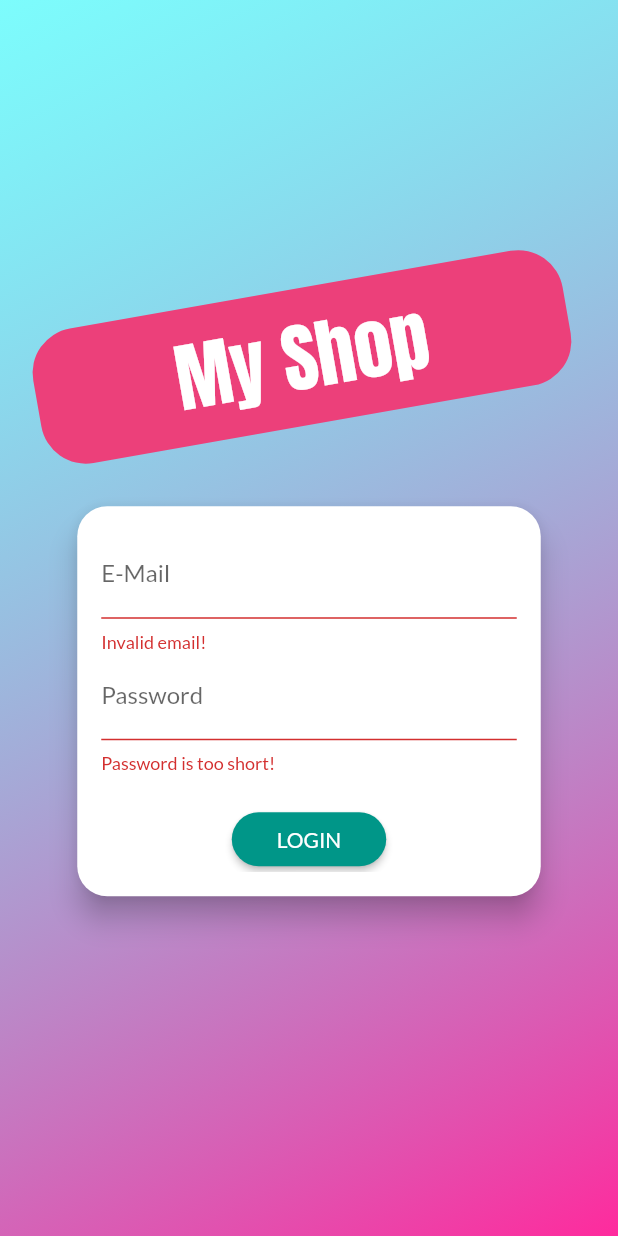
After one commit to WojuadeAA/FlutterProjects, a Flutter app: the screen it shows after launch, after a tap on "LOGIN", on a phone screen of 412 x 824 dp. The commit adds this screen. Run offline on Flutter 3.47's test engine with Material 2 defaults, Android fonts, the phone set to English and light mode, and no system bars; our stand-ins replace google_fonts; network calls fail.

Commit message:
tuesday signin

```diff
--- /dev/null
+++ b/shop/lib/Screens/auth_screen.dart.dart
@@ -0,0 +1,231 @@
+import 'dart:math';
+
+import 'package:flutter/material.dart';
+import 'package:google_fonts/google_fonts.dart';
+import 'package:provider/provider.dart';
+import 'package:shop/providers/auth.dart';
+
+enum AuthMode { Signup, Login }
+
+class AuthScreen extends StatelessWidget {
+  static const routeName = '/auth';
+
+  @override
+  Widget build(BuildContext context) {
+    final deviceSize = MediaQuery.of(context).size;
+    // final transformConfig = Matrix4.rotationZ(-8 * pi / 180);
+    // transformConfig.translate(-10.0);
+    return Scaffold(
+      // resizeToAvoidBottomInset: false,
+      body: Stack(
+        children: <Widget>[
+          Container(
+            decoration: BoxDecoration(
+              gradient: LinearGradient(
+                colors: [
+                  Color.fromRGBO(0, 255, 255, 1).withOpacity(0.5),
+                  Color.fromRGBO(255, 20, 147, 1).withOpacity(0.9),
+                ],
+                begin: Alignment.topLeft,
+                end: Alignment.bottomRight,
+                stops: [0, 1],
+              ),
+            ),
+          ),
+          SingleChildScrollView(
+            child: Container(
+              height: deviceSize.height,
+              width: deviceSize.width,
+              child: Column(
+                mainAxisAlignment: MainAxisAlignment.center,
+                crossAxisAlignment: CrossAxisAlignment.center,
+                children: <Widget>[
+                  Flexible(
+                    child: Container(
+                      margin: EdgeInsets.only(bottom: 20.0),
+                      padding:
+                          EdgeInsets.symmetric(vertical: 8.0, horizontal: 94.0),
+                      transform: Matrix4.rotationZ(-10 * pi / 180)
+                        ..translate(-10.0),
+                      // ..translate(-10.0),
+                      decoration: BoxDecoration(
+                        borderRadius: BorderRadius.circular(30),
+                        color: Colors.pink.shade400,
+                      ),
+                      child: Text(
+                        'My Shop',
+                        style: GoogleFonts.anton(
+                          color:
+                              Theme.of(context).accentTextTheme.headline6.color,
+                          fontSize: 50,
+                          fontWeight: FontWeight.normal,
+                        ),
+                      ),
+                    ),
+                  ),
+                  Flexible(
+                    flex: deviceSize.width > 600 ? 2 : 1,
+                    child: AuthCard(),
+                  ),
+                ],
+              ),
+            ),
+          ),
+        ],
+      ),
+    );
+  }
+}
+
+class AuthCard extends StatefulWidget {
+  const AuthCard({
+    Key key,
+  }) : super(key: key);
+
+  @override
+  _AuthCardState createState() => _AuthCardState();
+}
+
+class _AuthCardState extends State<AuthCard> {
+  final GlobalKey<FormState> _formKey = GlobalKey();
+  AuthMode _authMode = AuthMode.Login;
+  Map<String, String> _authData = {
+    'email': '',
+    'password': '',
+  };
+  var _isLoading = false;
+  final _passwordController = TextEditingController();
+
+  Future<void> _submit() async {
+    if (!_formKey.currentState.validate()) {
+      // Invalid!
+      return;
+    }
+    _formKey.currentState.save();
+    setState(() {
+      _isLoading = true;
+    });
+    if (_authMode == AuthMode.Login) {
+      await Provider.of<Auth>(context, listen: false).logIn(
+        _authData['email'],
+        _authData['password'],
+      );
+
+      // Log user in
+    } else {
+      // Sign user up
+      await Provider.of<Auth>(context, listen: false).signUp(
+        _authData['email'],
+        _authData['password'],
+      );
+    }
+    setState(() {
+      _isLoading = false;
+    });
+  }
+
+  void _switchAuthMode() {
+    if (_authMode == AuthMode.Login) {
+      setState(() {
+        _authMode = AuthMode.Signup;
+      });
+    } else {
+      setState(() {
+        _authMode = AuthMode.Login;
+      });
+    }
+  }
+
+  @override
+  Widget build(BuildContext context) {
+    final deviceSize = MediaQuery.of(context).size;
+    return Card(
+      shape: RoundedRectangleBorder(
+        borderRadius: BorderRadius.circular(20.0),
+      ),
+      elevation: 8.0,
+      child: Container(
+        height: _authMode == AuthMode.Signup ? 320 : 260,
+        constraints:
+            BoxConstraints(minHeight: _authMode == AuthMode.Signup ? 320 : 260),
+        width: deviceSize.width * 0.75,
+        padding: EdgeInsets.all(16.0),
+        child: Form(
+          key: _formKey,
+          child: SingleChildScrollView(
+            child: Column(
+              children: <Widget>[
+                TextFormField(
+                  decoration: InputDecoration(labelText: 'E-Mail'),
+                  keyboardType: TextInputType.emailAddress,
+                  validator: (value) {
+                    if (value.isEmpty || !value.contains('@')) {
+                      return 'Invalid email!';
+                      // ignore: missing_return
+                    }
+                  },
+                  onSaved: (value) {
+                    _authData['email'] = value;
+                  },
+                ),
+                TextFormField(
+                  decoration: InputDecoration(labelText: 'Password'),
+                  obscureText: true,
+                  controller: _passwordController,
+                  validator: (value) {
+                    if (value.isEmpty || value.length < 5) {
+                      return 'Password is too short!';
+                    }
+                    //   return 'value';
+                  },
+                  onSaved: (value) {
+                    _authData['password'] = value;
+                  },
+                ),
+                if (_authMode == AuthMode.Signup)
+                  TextFormField(
+                    enabled: _authMode == AuthMode.Signup,
+                    decoration: InputDecoration(labelText: 'Confirm Password'),
+                    obscureText: true,
+                    validator: _authMode == AuthMode.Signup
+                        ? (value) {
+                            if (value != _passwordController.text) {
+                              return 'Passwords do not match!';
+                            }
+                          }
+                        : null,
+                  ),
+                SizedBox(
+                  height: 20,
+                ),
+                if (_isLoading)
+                  CircularProgressIndicator()
+                else
+                  RaisedButton(
+                    child:
+                        Text(_authMode == AuthMode.Login ? 'LOGIN' : 'SIGN UP'),
+                    onPressed: _submit,
+                    shape: RoundedRectangleBorder(
+                      borderRadius: BorderRadius.circular(30),
+                    ),
+                    padding:
+                        EdgeInsets.symmetric(horizontal: 30.0, vertical: 8.0),
+                    color: Theme.of(context).primaryColor,
+                    textColor: Theme.of(context).primaryTextTheme.button.color,
+                  ),
+                FlatButton(
+                  child: Text(
+                      '${_authMode == AuthMode.Login ? 'SIGNUP' : 'LOGIN'} INSTEAD'),
+                  onPressed: _switchAuthMode,
+                  padding: EdgeInsets.symmetric(horizontal: 30.0, vertical: 4),
+                  materialTapTargetSize: MaterialTapTargetSize.shrinkWrap,
+                  textColor: Theme.of(context).primaryColor,
+                ),
+              ],
+            ),
+          ),
+        ),
+      ),
+    );
+  }
+}
--- a/shop/lib/Screens/products_overview_screen.dart
+++ b/shop/lib/Screens/products_overview_screen.dart
@@ -106,8 +106,7 @@ class _ProductsOverviewScreenState extends State<ProductsOverviewScreen> {
           ? Center(child: CircularProgressIndicator())
           : RefreshIndicator(
               onRefresh: () {
-                Navigator.of(context).pushNamed('/');
-                return;
+                return Navigator.of(context).pushNamed('/');
               },
               child: ProductsGrid(_showOnlyFavorites)),
     );
--- a/shop/lib/main.dart
+++ b/shop/lib/main.dart
@@ -4,12 +4,13 @@ import 'package:provider/provider.dart';
 import 'package:shop/Screens/cart_screen.dart';
 import 'package:shop/Screens/editing_products_screen.dart';
 import 'package:shop/Screens/user_product_screen.dart';
+import 'package:shop/providers/auth.dart';
 import 'package:shop/providers/orders.dart';
 
 import './Screens/product_detail_screen.dart';
-import './Screens/products_overview_screen.dart';
 import './providers/cart.dart';
 import './providers/products_provider.dart';
+import 'Screens/auth_screen.dart.dart';
 import 'Screens/order_screen.dart';
 
 void main() {
@@ -23,6 +24,9 @@ class MyApp extends StatelessWidget {
   Widget build(BuildContext context) {
     return MultiProvider(
       providers: [
+        ChangeNotifierProvider.value(
+          value: Auth(),
+        ),
         ChangeNotifierProvider.value(
           value: Products(),
         ),
@@ -40,7 +44,7 @@ class MyApp extends StatelessWidget {
           accentColor: Colors.pinkAccent,
           visualDensity: VisualDensity.adaptivePlatformDensity,
           fontFamily: 'Lato',
-          textTheme: GoogleFonts.aBeeZeeTextTheme(
+          textTheme: GoogleFonts.latoTextTheme(
             Theme.of(context).textTheme,
           ),
         ),
@@ -51,7 +55,7 @@ class MyApp extends StatelessWidget {
           UserProductsScreen.routeName: (ctx) => UserProductsScreen(),
           EditProductScreen.routeName: (ctx) => EditProductScreen(),
         },
-        home: ProductsOverviewScreen(),
+        home: AuthScreen(),
       ),
     );
   }
--- /dev/null
+++ b/shop/lib/providers/auth.dart
@@ -0,0 +1,42 @@
+import 'dart:convert';
+
+import 'package:flutter/foundation.dart';
+import 'package:http/http.dart' as http;
+
+class Auth with ChangeNotifier {
+  //properties
+  String _token;
+  DateTime _expiryDate;
+  String _userId;
+
+  Future<void> signUp(String email, String password) async {
+    const url =
+        'https://identitytoolkit.googleapis.com/v1/accounts:signUp?key=AIzaSyAw6c0AJ9Zl-VFGjCP8nONPBVmNY9SMsqU';
+
+    final response = await http.post(
+      url,
+      body: json.encode(
+        {
+          'email': email,
+          'password': password,
+          'returnSecureToken': true,
+        },
+      ),
+    );
+    print(json.decode(response.body));
+  }
+
+  Future<void> logIn(String email, String password) async {
+    const url =
+        'https://identitytoolkit.googleapis.com/v1/accounts:signInWithPassword?key=AIzaSyAw6c0AJ9Zl-VFGjCP8nONPBVmNY9SMsqU';
+
+    final response = await http.post(url,
+        body: json.encode({
+          'email': email,
+          'password': password,
+          'returnSecureToken': true,
+        }));
+
+    print(json.decode(response.body));
+  }
+}
--- a/shop/lib/providers/products_provider.dart
+++ b/shop/lib/providers/products_provider.dart
@@ -75,7 +75,11 @@ class Products with ChangeNotifier {
       final response = await http.get(url);
 
       final extractedData = json.decode(response.body) as Map<String, dynamic>;
+      if (extractedData == null) {
+        return;
+      }
       final List<Product> loadedProduct = [];
+
       extractedData.forEach((prodId, prodData) {
         loadedProduct.add(Product(
           id: prodId,
```
Also changed, not shown: shop/lib/Screens/order_screen.dart (+42 -5 lines), shop/lib/providers/orders.dart (+48 -1 lines).
